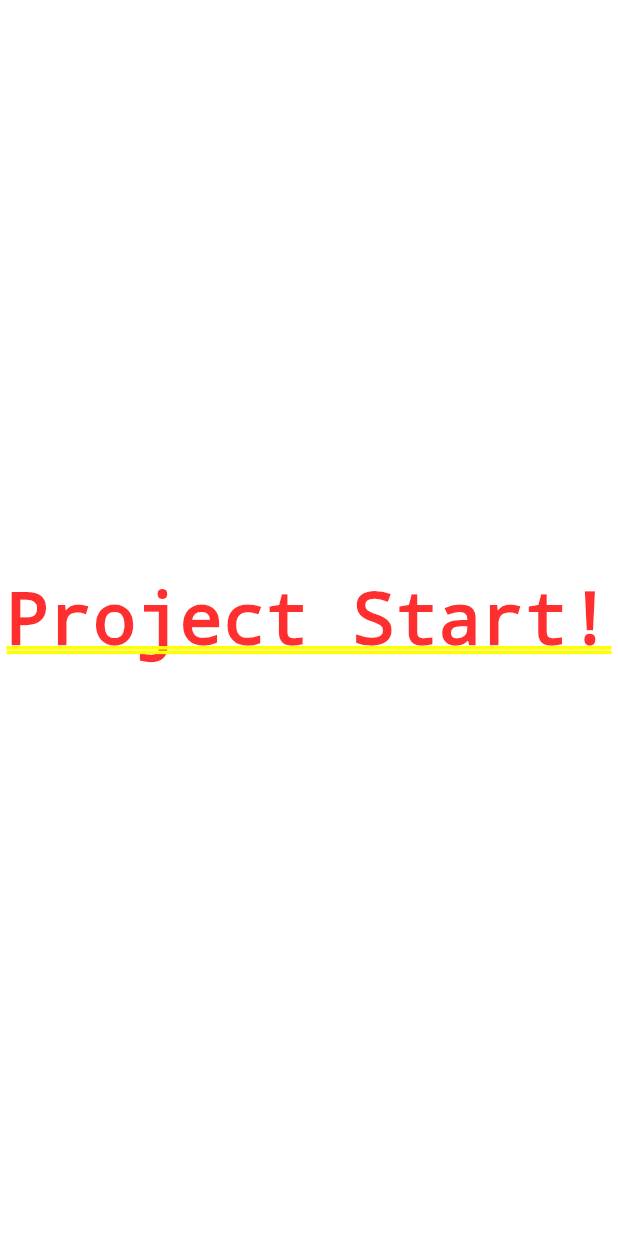
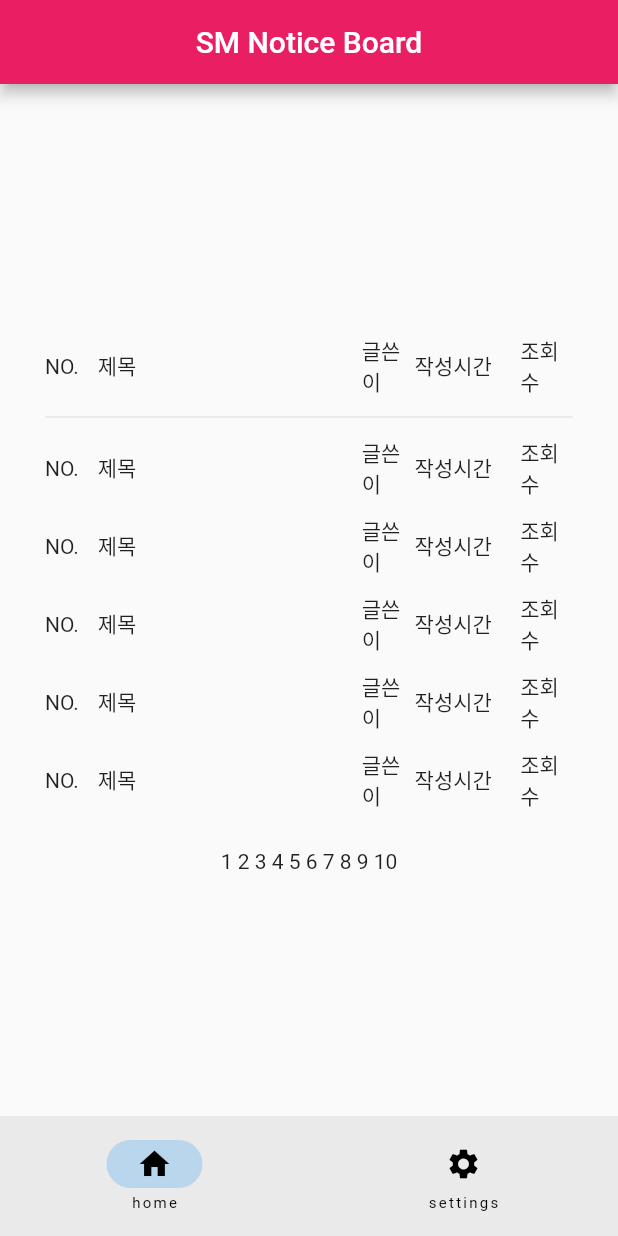
Before and after one commit to smpringles24/PP-FRONT-notice_board, a Flutter app: the screen it shows after launch, on a phone screen of 412 x 824 dp. Run offline on Flutter 3.47's test engine with Material 2 defaults, Android fonts, the light colour scheme and no system bars.

Commit message:
:sparkles: Implement noticeboard UI
.

```diff
--- /dev/null
+++ b/lib/home/home_screen.dart
@@ -0,0 +1,90 @@
+import 'package:flutter/material.dart';
+
+class HomeScreen extends StatelessWidget {
+  const HomeScreen({super.key});
+
+  @override
+  Widget build(BuildContext context) {
+    return Scaffold(
+      appBar: AppBar(
+        centerTitle: true,
+        title: const Text('SM Notice Board'),
+        backgroundColor: Colors.pink,
+      ),
+      body: const Column(
+        mainAxisAlignment: MainAxisAlignment.center,
+        children: [
+          Padding(
+            padding: EdgeInsets.symmetric(horizontal: 30, vertical: 20),
+            child: Expanded(
+              child: Column(
+                children: [
+                  SizedBox(
+                    child: Column(
+                        mainAxisAlignment: MainAxisAlignment.center,
+                        children: [
+                          _ListviewTile(),
+                          Divider(),
+                          _ListviewTile(),
+                          _ListviewTile(),
+                          _ListviewTile(),
+                          _ListviewTile(),
+                          _ListviewTile(),
+                        ]),
+                  ),
+                  SizedBox(height: 20),
+                  SizedBox(
+                    child: Text('1 2 3 4 5 6 7 8 9 10'),
+                  ),
+                ],
+              ),
+            ),
+          ),
+        ],
+      ),
+      bottomNavigationBar: NavigationBar(destinations: const [
+        NavigationDestination(
+          label: 'home',
+          icon: Icon(Icons.home),
+        ),
+        NavigationDestination(
+          label: 'settings',
+          icon: Icon(Icons.settings),
+        )
+      ]),
+    );
+  }
+}
+
+class _ListviewTile extends StatelessWidget {
+  const _ListviewTile();
+
+  @override
+  Widget build(BuildContext context) {
+    return const Padding(
+      padding: EdgeInsets.symmetric(vertical: 5),
+      child: Row(children: [
+        Expanded(
+          flex: 10,
+          child: Text('NO.'),
+        ),
+        Expanded(
+          flex: 50,
+          child: Text('제목'),
+        ),
+        Expanded(
+          flex: 10,
+          child: Text('글쓴이'),
+        ),
+        Expanded(
+          flex: 20,
+          child: Text('작성시간'),
+        ),
+        Expanded(
+          flex: 10,
+          child: Text('조회수'),
+        ),
+      ]),
+    );
+  }
+}
--- a/lib/main.dart
+++ b/lib/main.dart
@@ -1,4 +1,5 @@
 import 'package:flutter/material.dart';
+import 'package:pp_front_notice_board/home/home_screen.dart';
 
 void main() {
   runApp(const MyApp());
@@ -10,18 +11,7 @@ class MyApp extends StatelessWidget {
   @override
   Widget build(BuildContext context) {
     return const MaterialApp(
-      home: Home(),
+      home: HomeScreen(),
     );
   }
 }
-
-class Home extends StatelessWidget {
-  const Home({super.key});
-
-  @override
-  Widget build(BuildContext context) {
-    return const Center(
-      child: Text('Project Start!'),
-    );
-  }
-}
```
